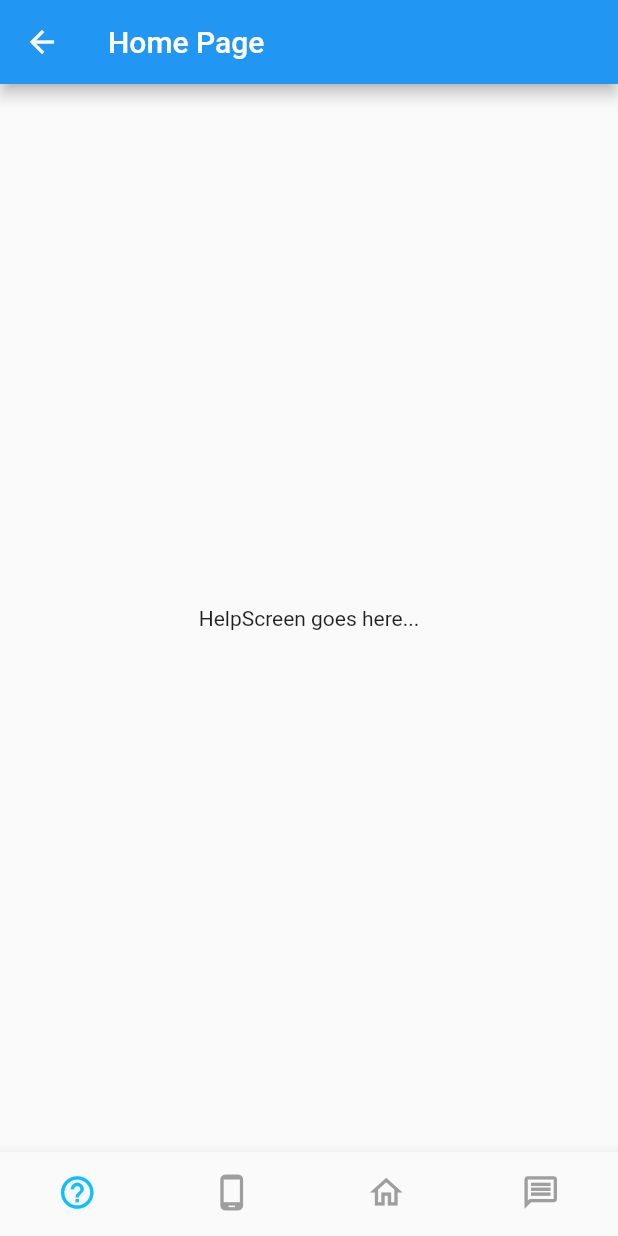
After one commit to RoadSage/roadsage-app, a Flutter app: the MainPage screen opened by its route, on a phone screen of 412 x 824 dp. The commit adds this screen. Run offline on Flutter 3.47's test engine with Material 2 defaults, Android fonts, the light colour scheme and no system bars; our stand-ins replace flutter_signin_button, google_fonts.

Commit message:
Functional bottom navigation with separate screens
- Move HomePage into main.dart
- Create folder screens for future screens
- Create stub screens for device, help, home & recents
- Implement functional bottom bar navigation to those screens

Signed-off-by: Kajetan Puchalski <2457183P@student.gla.ac.uk>

```diff
--- a/lib/main.dart
+++ b/lib/main.dart
@@ -1,9 +1,13 @@
 import 'package:flutter/material.dart';
 import 'package:google_fonts/google_fonts.dart';
 
-import 'home.dart';
 import 'login.dart';
 import 'constants.dart';
+
+import 'screens/help.dart';
+import 'screens/device.dart';
+import 'screens/home.dart';
+import 'screens/recents.dart';
 
 void main() {
   runApp(const RoadSageApp());
@@ -55,9 +59,71 @@ class RoadSageApp extends StatelessWidget {
       routes: {
         Routes.root: (context) =>
             const LoginPage(title: Constants.loginPageTitle),
-        Routes.home: (context) => const HomePage(title: Constants.homePage),
+        Routes.home: (context) => const MainPage(title: Constants.homePage),
       },
-      // home: const LoginPage(title: Constants.loginPageTitle),
     );
   }
 }
+
+class MainPage extends StatefulWidget {
+  const MainPage({Key? key, required this.title}) : super(key: key);
+
+  final String title;
+
+  @override
+  State<MainPage> createState() => _MainPageState();
+}
+
+class _MainPageState extends State<MainPage> {
+  int _selectedIndex = 0;
+  static const List<Widget> _bottomNavScreens = <Widget>[
+    HelpScreen(),
+    DeviceScreen(),
+    HomeScreen(),
+    RecentsScreen(),
+  ];
+
+  void _onBottomNavItemTapped(int index) {
+    setState(() {
+      _selectedIndex = index;
+    });
+  }
+
+  @override
+  Widget build(BuildContext context) {
+    return Scaffold(
+      appBar: AppBar(
+        title: Text(widget.title),
+      ),
+      body: _bottomNavScreens.elementAt(_selectedIndex),
+      bottomNavigationBar: BottomNavigationBar(
+        items: const <BottomNavigationBarItem>[
+          BottomNavigationBarItem(
+            icon: Icon(Icons.help_outline),
+            label: 'Help',
+          ),
+          BottomNavigationBarItem(
+            icon: Icon(Icons.phone_android_outlined),
+            label: 'Device',
+          ),
+          BottomNavigationBarItem(
+            icon: Icon(Icons.home_outlined),
+            label: 'Home',
+          ),
+          BottomNavigationBarItem(
+            icon: Icon(Icons.message_outlined),
+            label: 'Recents',
+          ),
+        ],
+        currentIndex: _selectedIndex,
+        iconSize: 26,
+        type: BottomNavigationBarType.fixed,
+        selectedItemColor: RoadSageColours.lightBlue,
+        unselectedItemColor: Colors.grey,
+        showSelectedLabels: false,
+        showUnselectedLabels: false,
+        onTap: _onBottomNavItemTapped,
+      ),
+    );
+  }
+}
--- /dev/null
+++ b/lib/screens/help.dart
@@ -0,0 +1,24 @@
+import 'package:flutter/material.dart';
+
+class HelpScreen extends StatefulWidget {
+  const HelpScreen({Key? key}) : super(key: key);
+
+  @override
+  State<HelpScreen> createState() => _HelpScreenState();
+}
+
+class _HelpScreenState extends State<HelpScreen> {
+  @override
+  Widget build(BuildContext context) {
+    return Center(
+      child: Column(
+        mainAxisAlignment: MainAxisAlignment.center,
+        children: const <Widget>[
+          Text(
+            'HelpScreen goes here...',
+          ),
+        ],
+      ),
+    );
+  }
+}
```
Also changed, not shown: lib/home.dart (deleted, +0 -63 lines), lib/screens/device.dart (added, +24 -0 lines), lib/screens/home.dart (added, +24 -0 lines), lib/screens/recents.dart (added, +24 -0 lines).
